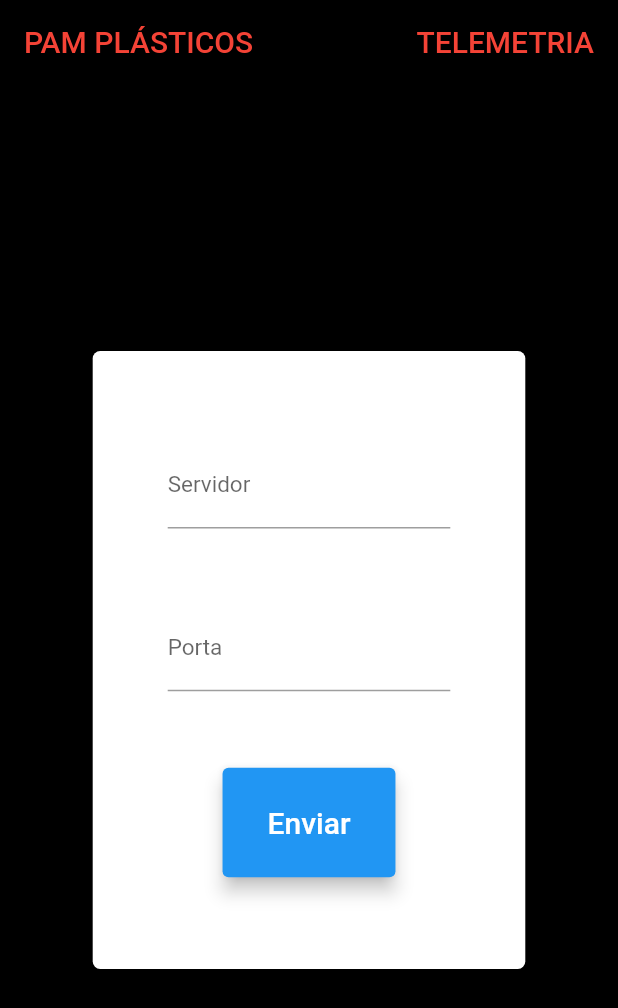
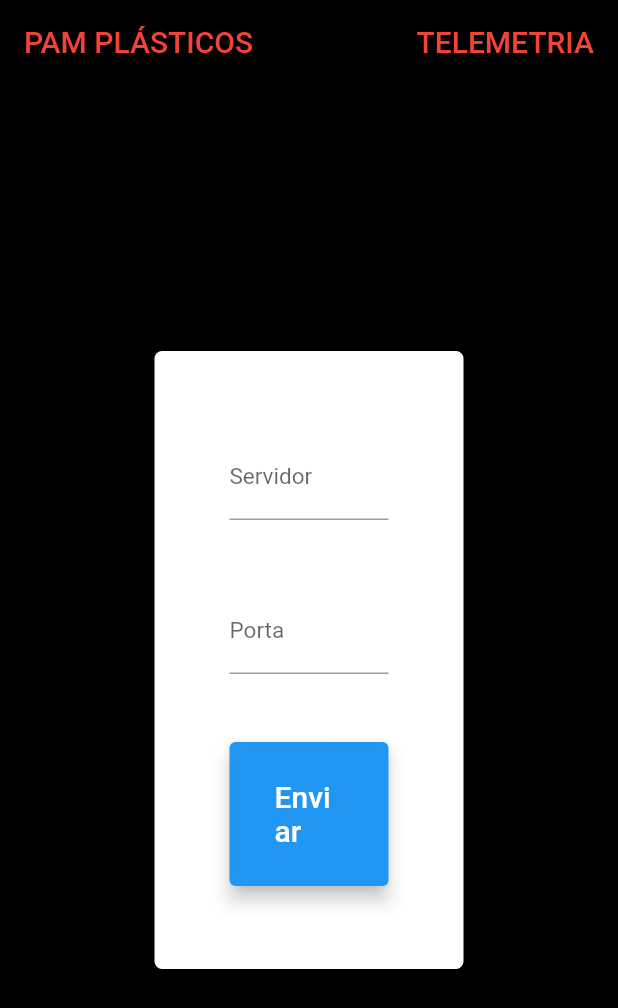
Before and after one commit to adriavieira314/telemetria, a Flutter app: the screen it shows after launch, on a phone screen of 412 x 824 dp. Shown: the top 1008 px of the screen. Run offline on Flutter 3.47's test engine with Material 2 defaults, Android fonts, the phone set to English and light mode, and no system bars; our stand-ins replace shared_preferences.

Commit message:
diminuicao da largura do container de insercao de servidor

```diff
--- a/lib/pages/servidor/servidor_screen.dart
+++ b/lib/pages/servidor/servidor_screen.dart
@@ -40,7 +40,7 @@ class _ServidorScreenState extends State<ServidorScreen> {
             hasScrollBody: false,
             child: Center(
               child: Container(
-                width: MediaQuery.of(context).size.width * 0.7,
+                width: MediaQuery.of(context).size.width * 0.5,
                 height: MediaQuery.of(context).size.height * 0.5,
                 decoration: const BoxDecoration(
                   color: Colors.white,
```
